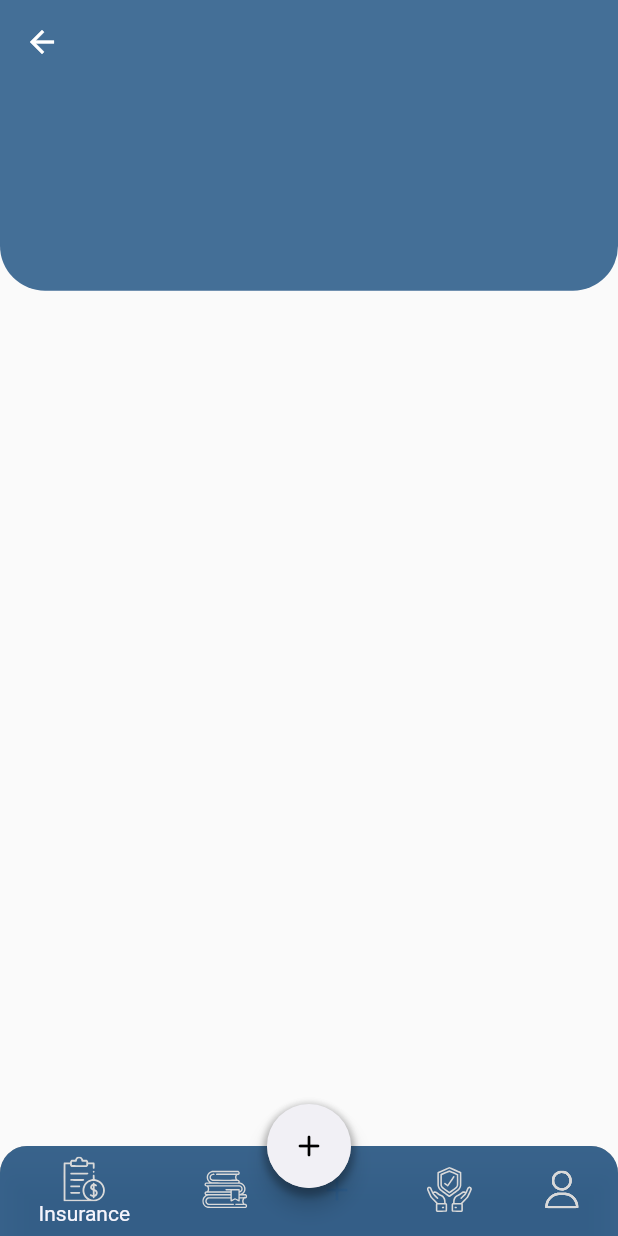
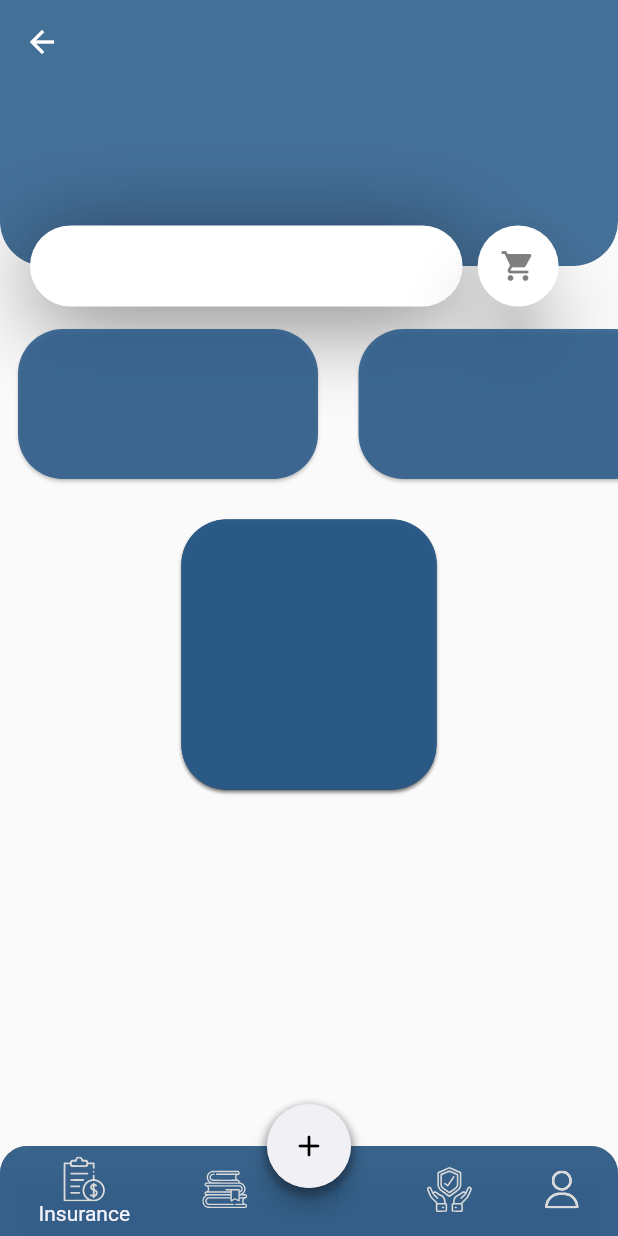
Before and after one commit to AwesomeY25/Turtley, a Flutter app: the screen it shows after launch, on a phone screen of 412 x 824 dp. Run offline on Flutter 3.47's test engine with Material 2 defaults, Android fonts, the phone set to English and light mode, and no system bars; our stand-ins replace flutter_svg.

Commit message:
Insurance page with scrollable dashboard

```diff
--- a/HackFest - Turtley/hackfest_turtley/lib/insurance_page.dart
+++ b/HackFest - Turtley/hackfest_turtley/lib/insurance_page.dart
@@ -17,11 +17,10 @@ class InsurancePage extends StatelessWidget {
       body: Column(
         children: <Widget>[
           Container(
-            height: MediaQuery.of(context).size.height * 0.2,
-            child: Stack(
-              children: <Widget>[
+            height: MediaQuery.of(context).size.height * 0.18,
+            child: Stack(children: <Widget>[
               Container(
-                  height: MediaQuery.of(context).size.height * 0.2 - 27,
+                height: MediaQuery.of(context).size.height * 0.18 - 27,
                 decoration: BoxDecoration(
                   color: Color.fromARGB(225, 44, 92, 138),
                   borderRadius: BorderRadius.only(
@@ -29,9 +28,131 @@ class InsurancePage extends StatelessWidget {
                       bottomLeft: Radius.circular(30)),
                 ),
               ),
+              Positioned(
+                bottom: 0,
+                left: 0,
+                right: 0,
+                child: Row(children: [
+                  Column(children: [
+                    Container(
+                        height: 54,
+                        width: MediaQuery.of(context).size.width * 0.70,
+                        margin: EdgeInsets.only(left: 20, right: 5),
+                        decoration: BoxDecoration(
+                            color: Colors.white,
+                            borderRadius: BorderRadius.circular(50),
+                            boxShadow: [
+                              BoxShadow(
+                                offset: Offset(0, 10),
+                                blurRadius: 50,
+                                color: Colors.black.withOpacity(.5),
+                              )
+                            ])),
+                  ]),
+                  Column(
+                    children: [
+                      ElevatedButton(
+                        onPressed: () {},
+                        child: Icon(Icons.shopping_cart,
+                            color: Colors.black.withOpacity(.5)),
+                        style: ElevatedButton.styleFrom(
+                          shape: CircleBorder(),
+                          elevation: 20,
+                          shadowColor: Colors.black,
+                          padding: EdgeInsets.all(15),
+                          backgroundColor: Colors.white, // <-- Button color
+                          foregroundColor: Color.fromARGB(225, 44, 92, 138),
+                        ),
+                      )
+                    ],
+                  )
+                ]),
+              ), // BoxDecoration
+            ]), // Container
+          ), // Positioned
+          SingleChildScrollView(
+              scrollDirection: Axis.horizontal,
+              child: Row(
+                children: [
+                  Card(
+                      margin: EdgeInsets.all(12),
+                      color: Color.fromARGB(225, 44, 92, 138),
+                      shape: RoundedRectangleBorder(
+                        borderRadius: BorderRadius.circular(30),
+
+                        //set border radius more than 50% of height and width to make circle
+                      ),
+                      child: SizedBox(
+                        width: 200,
+                        height: 100,
+                      )),
+                  Card(
+                      margin: EdgeInsets.all(15),
+                      color: Color.fromARGB(225, 44, 92, 138),
+                      shape: RoundedRectangleBorder(
+                        borderRadius: BorderRadius.circular(30),
+
+                        //set border radius more than 50% of height and width to make circle
+                      ),
+                      child: SizedBox(
+                        width: 200,
+                        height: 100,
+                      ))
+                ],
+              )),
+          Scrollbar(
+              child: SingleChildScrollView(
+                  scrollDirection: Axis.vertical,
+                  child: IntrinsicHeight(
+                    child: Stack(
+                      children: [
+                        Stack(
+                          children: [
+                            Card(
+                                child: SizedBox(
+                                  width: 170,
+                                  height: 180,
+                                ),
+                                margin: EdgeInsets.all(12),
+                                color: Color.fromARGB(225, 44, 92, 138),
+                                shape: RoundedRectangleBorder(
+                                  borderRadius: BorderRadius.circular(30),
+
+                                  //set border radius more than 50% of height and width to make circle
+                                )),
+                            Card(
+                                child: SizedBox(
+                                  width: 170,
+                                  height: 180,
+                                ),
+                                margin: EdgeInsets.all(12),
+                                color: Color.fromARGB(225, 44, 92, 138),
+                                shape: RoundedRectangleBorder(
+                                  borderRadius: BorderRadius.circular(30),
+
+                                  //set border radius more than 50% of height and width to make circle
+                                ))
                           ],
                         ),
+                        Stack(
+                          children: [
+                            Card(
+                                child: SizedBox(
+                                  width: 170,
+                                  height: 180,
                                 ),
+                                margin: EdgeInsets.all(12),
+                                color: Color.fromARGB(225, 44, 92, 138),
+                                shape: RoundedRectangleBorder(
+                                  borderRadius: BorderRadius.circular(30),
+
+                                  //set border radius more than 50% of height and width to make circle
+                                ))
+                          ],
+                        )
+                      ],
+                    ),
+                  )))
         ],
       ),
     );
```
Also changed, not shown: HackFest - Turtley/hackfest_turtley/assets/images/Insurance_1.png (added). Lines whose indentation alone changed are shown as unchanged.
